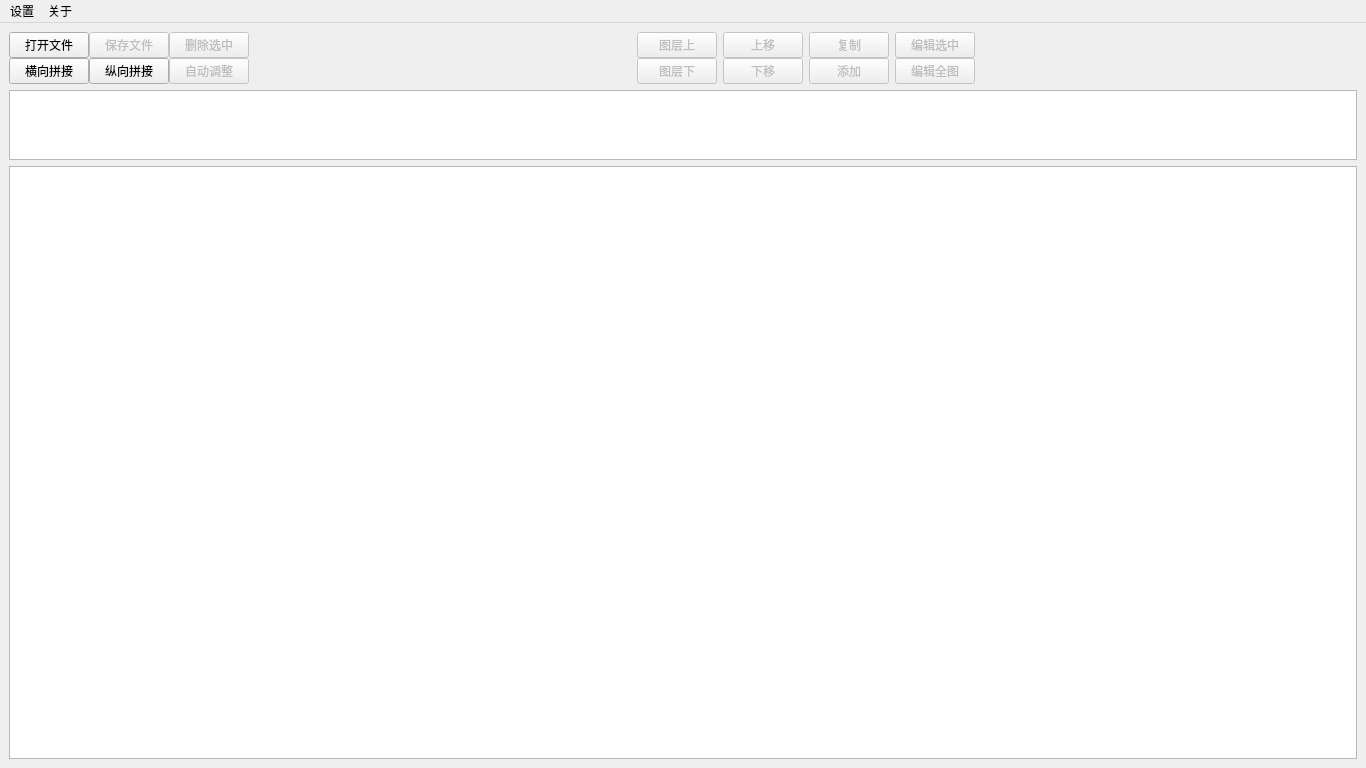
Above: mainwindow.ui from JKWTCN/ImageSplicing before the change. Below: the same form after it.
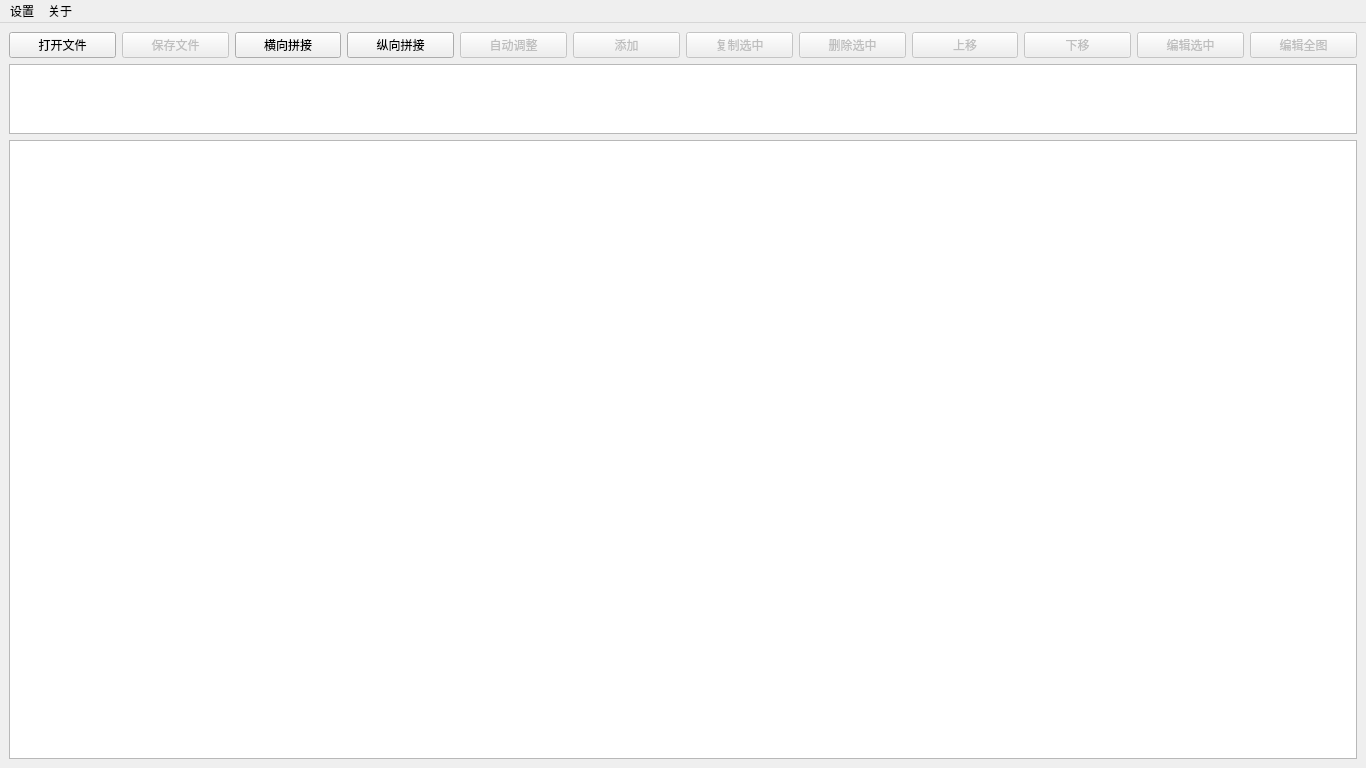
That is the form after the change.

```diff
--- a/mainwindow.ui
+++ b/mainwindow.ui
@@ -14,18 +14,9 @@
    <string>拼好图</string>
   </property>
   <widget class="QWidget" name="centralwidget">
-   <layout class="QVBoxLayout" name="verticalLayout_6" stretch="2,20,200">
+   <layout class="QVBoxLayout" name="verticalLayout" stretch="1,1,100">
     <item>
-     <layout class="QHBoxLayout" name="horizontalLayout_3">
-      <item>
-       <layout class="QHBoxLayout" name="horizontalLayout_2">
-        <item>
-         <layout class="QVBoxLayout" name="verticalLayout">
-          <property name="spacing">
-           <number>0</number>
-          </property>
-          <item>
-           <layout class="QHBoxLayout" name="horizontalLayout">
+     <layout class="QHBoxLayout" name="horizontalLayout_5">
             <item>
              <widget class="QPushButton" name="openFilesBtn">
               <property name="text">
@@ -44,20 +35,6 @@
              </widget>
             </item>
             <item>
-             <widget class="QPushButton" name="pushButton_7">
-              <property name="enabled">
-               <bool>false</bool>
-              </property>
-              <property name="text">
-               <string>删除选中</string>
-              </property>
-             </widget>
-            </item>
-           </layout>
-          </item>
-          <item>
-           <layout class="QHBoxLayout" name="horizontalLayout_4">
-            <item>
              <widget class="QPushButton" name="pushButton_horizontalSplicing">
               <property name="enabled">
                <bool>true</bool>
@@ -87,55 +64,36 @@
               </property>
              </widget>
             </item>
-           </layout>
-          </item>
-         </layout>
-        </item>
         <item>
-         <spacer name="horizontalSpacer">
-          <property name="orientation">
-           <enum>Qt::Horizontal</enum>
-          </property>
-          <property name="sizeHint" stdset="0">
-           <size>
-            <width>40</width>
-            <height>20</height>
-           </size>
-          </property>
-         </spacer>
+       <widget class="QPushButton" name="pushButton_add">
+        <property name="enabled">
+         <bool>false</bool>
+        </property>
+        <property name="text">
+         <string>添加</string>
+        </property>
+       </widget>
         </item>
         <item>
-         <layout class="QVBoxLayout" name="verticalLayout_3">
-          <property name="spacing">
-           <number>0</number>
-          </property>
-          <item>
-           <widget class="QPushButton" name="pushButton_LayerUp">
+       <widget class="QPushButton" name="pushButton_copy">
             <property name="enabled">
              <bool>false</bool>
             </property>
             <property name="text">
-             <string>图层上</string>
+         <string>复制选中</string>
             </property>
            </widget>
           </item>
           <item>
-           <widget class="QPushButton" name="pushButton_LayerDown">
+       <widget class="QPushButton" name="pushButton_7">
             <property name="enabled">
              <bool>false</bool>
             </property>
             <property name="text">
-             <string>图层下</string>
+         <string>删除选中</string>
             </property>
            </widget>
           </item>
-         </layout>
-        </item>
-        <item>
-         <layout class="QVBoxLayout" name="verticalLayout_2">
-          <property name="spacing">
-           <number>0</number>
-          </property>
           <item>
            <widget class="QPushButton" name="pushButton_5">
             <property name="enabled">
@@ -156,40 +114,6 @@
             </property>
            </widget>
           </item>
-         </layout>
-        </item>
-        <item>
-         <layout class="QVBoxLayout" name="verticalLayout_4">
-          <property name="spacing">
-           <number>0</number>
-          </property>
-          <item>
-           <widget class="QPushButton" name="pushButton_copy">
-            <property name="enabled">
-             <bool>false</bool>
-            </property>
-            <property name="text">
-             <string>复制</string>
-            </property>
-           </widget>
-          </item>
-          <item>
-           <widget class="QPushButton" name="pushButton_add">
-            <property name="enabled">
-             <bool>false</bool>
-            </property>
-            <property name="text">
-             <string>添加</string>
-            </property>
-           </widget>
-          </item>
-         </layout>
-        </item>
-        <item>
-         <layout class="QVBoxLayout" name="verticalLayout_5">
-          <property name="spacing">
-           <number>0</number>
-          </property>
           <item>
            <widget class="QPushButton" name="pushButton_editSelect">
             <property name="enabled">
@@ -209,23 +133,6 @@
              <string>编辑全图</string>
             </property>
            </widget>
-          </item>
-         </layout>
-        </item>
-        <item>
-         <spacer name="horizontalSpacer_2">
-          <property name="orientation">
-           <enum>Qt::Horizontal</enum>
-          </property>
-          <property name="sizeHint" stdset="0">
-           <size>
-            <width>40</width>
-            <height>20</height>
-           </size>
-          </property>
-         </spacer>
-        </item>
-       </layout>
       </item>
      </layout>
     </item>
```
Lines whose indentation alone changed are shown as unchanged.
